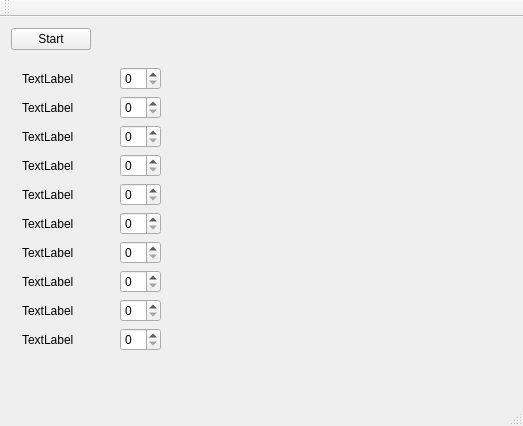
Old version of the form mainwindow.ui in the repository igreench/fish-tracker.
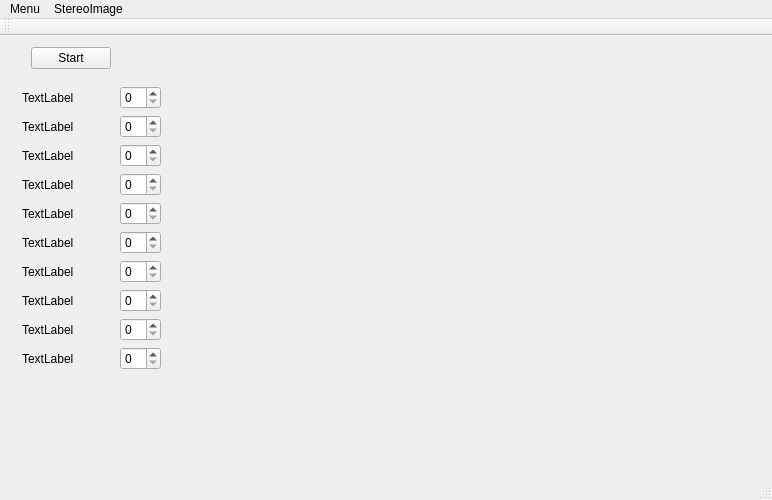
New version of the form.

Patch:
```diff
--- a/mainwindow.ui
+++ b/mainwindow.ui
@@ -6,8 +6,8 @@
    <rect>
     <x>0</x>
     <y>0</y>
-    <width>523</width>
-    <height>426</height>
+    <width>772</width>
+    <height>500</height>
    </rect>
   </property>
   <property name="windowTitle">
@@ -38,7 +38,7 @@
            <enum>Qt::Horizontal</enum>
           </property>
           <property name="sizeType">
-           <enum>QSizePolicy::MinimumExpanding</enum>
+           <enum>QSizePolicy::Minimum</enum>
           </property>
           <property name="sizeHint" stdset="0">
            <size>
@@ -370,6 +370,12 @@
             <layout class="QHBoxLayout" name="horizontalLayout_14">
              <item>
               <widget class="QLabel" name="label_11">
+               <property name="sizePolicy">
+                <sizepolicy hsizetype="Preferred" vsizetype="Expanding">
+                 <horstretch>0</horstretch>
+                 <verstretch>0</verstretch>
+                </sizepolicy>
+               </property>
                <property name="text">
                 <string/>
                </property>
@@ -377,6 +383,12 @@
              </item>
              <item>
               <widget class="QLabel" name="label_12">
+               <property name="sizePolicy">
+                <sizepolicy hsizetype="Preferred" vsizetype="Expanding">
+                 <horstretch>0</horstretch>
+                 <verstretch>0</verstretch>
+                </sizepolicy>
+               </property>
                <property name="text">
                 <string/>
                </property>
@@ -387,9 +399,12 @@
                <property name="orientation">
                 <enum>Qt::Horizontal</enum>
                </property>
+               <property name="sizeType">
+                <enum>QSizePolicy::Maximum</enum>
+               </property>
                <property name="sizeHint" stdset="0">
                 <size>
-                 <width>40</width>
+                 <width>0</width>
                  <height>20</height>
                 </size>
                </property>
@@ -401,6 +416,12 @@
             <layout class="QHBoxLayout" name="horizontalLayout_15">
              <item>
               <widget class="QLabel" name="label_13">
+               <property name="sizePolicy">
+                <sizepolicy hsizetype="Preferred" vsizetype="Expanding">
+                 <horstretch>0</horstretch>
+                 <verstretch>0</verstretch>
+                </sizepolicy>
+               </property>
                <property name="text">
                 <string/>
                </property>
@@ -408,6 +429,12 @@
              </item>
              <item>
               <widget class="QLabel" name="label_14">
+               <property name="sizePolicy">
+                <sizepolicy hsizetype="Preferred" vsizetype="Expanding">
+                 <horstretch>0</horstretch>
+                 <verstretch>0</verstretch>
+                </sizepolicy>
+               </property>
                <property name="text">
                 <string/>
                </property>
@@ -418,9 +445,12 @@
                <property name="orientation">
                 <enum>Qt::Horizontal</enum>
                </property>
+               <property name="sizeType">
+                <enum>QSizePolicy::Maximum</enum>
+               </property>
                <property name="sizeHint" stdset="0">
                 <size>
-                 <width>40</width>
+                 <width>0</width>
                  <height>20</height>
                 </size>
                </property>
@@ -432,6 +462,12 @@
             <layout class="QHBoxLayout" name="horizontalLayout_16">
              <item>
               <widget class="QLabel" name="label_15">
+               <property name="sizePolicy">
+                <sizepolicy hsizetype="Expanding" vsizetype="Expanding">
+                 <horstretch>0</horstretch>
+                 <verstretch>0</verstretch>
+                </sizepolicy>
+               </property>
                <property name="text">
                 <string/>
                </property>
@@ -439,6 +475,12 @@
              </item>
              <item>
               <widget class="QLabel" name="label_16">
+               <property name="sizePolicy">
+                <sizepolicy hsizetype="Expanding" vsizetype="Expanding">
+                 <horstretch>0</horstretch>
+                 <verstretch>0</verstretch>
+                </sizepolicy>
+               </property>
                <property name="text">
                 <string/>
                </property>
@@ -449,9 +491,12 @@
                <property name="orientation">
                 <enum>Qt::Horizontal</enum>
                </property>
+               <property name="sizeType">
+                <enum>QSizePolicy::Maximum</enum>
+               </property>
                <property name="sizeHint" stdset="0">
                 <size>
-                 <width>40</width>
+                 <width>0</width>
                  <height>20</height>
                 </size>
                </property>
@@ -469,10 +514,29 @@
         <property name="orientation">
          <enum>Qt::Vertical</enum>
         </property>
+        <property name="sizeType">
+         <enum>QSizePolicy::Minimum</enum>
+        </property>
         <property name="sizeHint" stdset="0">
          <size>
           <width>20</width>
-          <height>40</height>
+          <height>0</height>
+         </size>
+        </property>
+       </spacer>
+      </item>
+      <item>
+       <spacer name="verticalSpacer_3">
+        <property name="orientation">
+         <enum>Qt::Vertical</enum>
+        </property>
+        <property name="sizeType">
+         <enum>QSizePolicy::Maximum</enum>
+        </property>
+        <property name="sizeHint" stdset="0">
+         <size>
+          <width>20</width>
+          <height>0</height>
          </size>
         </property>
        </spacer>
@@ -486,10 +550,25 @@
     <rect>
      <x>0</x>
      <y>0</y>
-     <width>523</width>
+     <width>772</width>
      <height>21</height>
     </rect>
    </property>
+   <widget class="QMenu" name="menuMenu">
+    <property name="title">
+     <string>Menu</string>
+    </property>
+   </widget>
+   <widget class="QMenu" name="menuStereoImage">
+    <property name="title">
+     <string>StereoImage</string>
+    </property>
+    <addaction name="actionStereoImage1"/>
+    <addaction name="actionStereoImage2"/>
+    <addaction name="actionStereoImage3"/>
+   </widget>
+   <addaction name="menuMenu"/>
+   <addaction name="menuStereoImage"/>
   </widget>
   <widget class="QToolBar" name="mainToolBar">
    <attribute name="toolBarArea">
```
Left out of the diff: 32 changed lines with no effect on the pictures.
